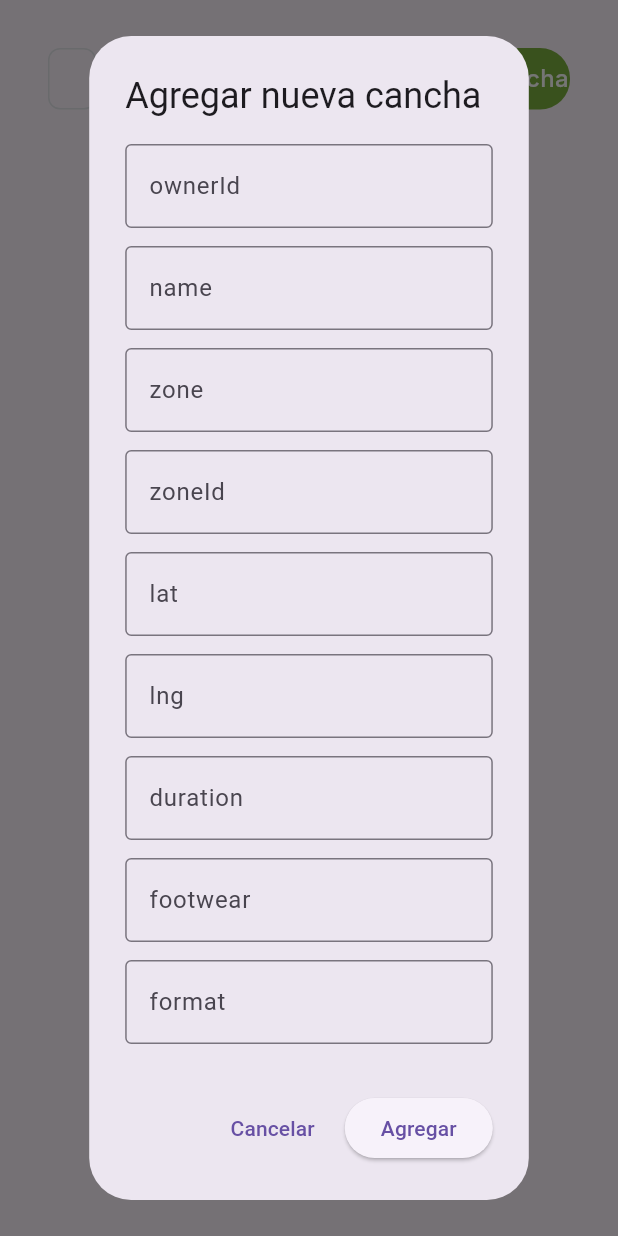
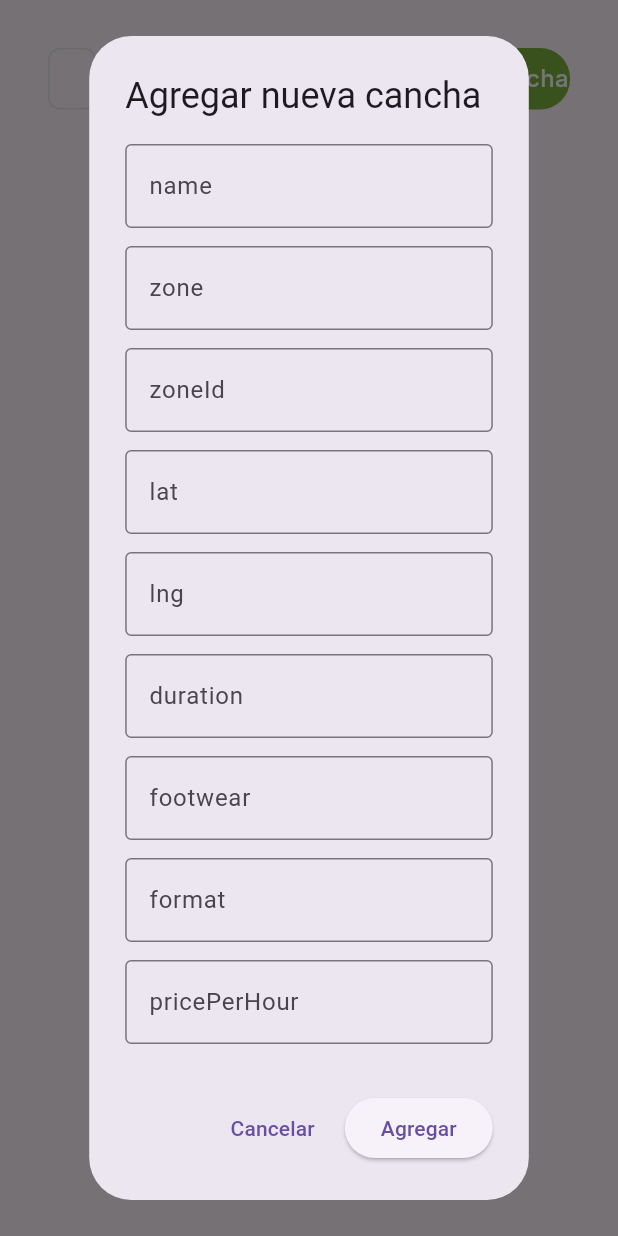
Before and after one commit to luisr0514/TeamUpWeb, a Flutter app: the ManageFieldsPage widget shown alone on an empty page, opened directly, after a tap on "Agregar cancha", on a phone screen of 412 x 824 dp. Run offline on Flutter 3.47's test engine with Material 3 defaults, Android fonts, the light colour scheme and no system bars; our stand-ins replace cloud_firestore, firebase_auth, firebase_core, shared_preferences; accounts and stored records are empty; network calls fail; Roboto replaces fonts that are missing (Inter).

Commit message:
Verificación

```diff
--- a/lib/widget_home_page/manage_fields_page.dart
+++ b/lib/widget_home_page/manage_fields_page.dart
@@ -1,5 +1,6 @@
 import 'package:cloud_firestore/cloud_firestore.dart';
 import 'package:flutter/material.dart';
+import 'package:firebase_auth/firebase_auth.dart';
 
 class ManageFieldsPage extends StatefulWidget {
   const ManageFieldsPage({Key? key}) : super(key: key);
@@ -11,15 +12,26 @@ class ManageFieldsPage extends StatefulWidget {
 class _ManageFieldsPageState extends State<ManageFieldsPage> {
   final TextEditingController _searchController = TextEditingController();
   String _searchText = '';
+  String _currentUserId = '';
 
   @override
   void initState() {
     super.initState();
+    _getCurrentUserId();
     _searchController.addListener(() {
       setState(() {
         _searchText = _searchController.text.toLowerCase();
       });
     });
+  }
+
+  void _getCurrentUserId() {
+    final user = FirebaseAuth.instance.currentUser;
+    if (user != null) {
+      setState(() {
+        _currentUserId = user.uid;
+      });
+    }
   }
 
   @override
@@ -134,6 +146,10 @@ class _ManageFieldsPageState extends State<ManageFieldsPage> {
   }
 
   Widget _buildFieldsList() {
+    if (_currentUserId.isEmpty) {
+      return const Center(child: Text('Cargando información del usuario...'));
+    }
+
     return StreamBuilder<QuerySnapshot>(
       stream: FirebaseFirestore.instance.collection('fields').snapshots(),
       builder: (context, snapshot) {
@@ -141,7 +157,6 @@ class _ManageFieldsPageState extends State<ManageFieldsPage> {
           return const Center(child: CircularProgressIndicator());
         }
         if (snapshot.hasError) {
-          // Para depuración, es útil imprimir el error real
           print(snapshot.error);
           return const Center(child: Text('Error al cargar canchas'));
         }
@@ -150,9 +165,15 @@ class _ManageFieldsPageState extends State<ManageFieldsPage> {
         }
 
         final filteredFields = snapshot.data!.docs.where((field) {
-          final name = (field.data() as Map<String, dynamic>)['name']?.toString().toLowerCase() ?? '';
-          return name.contains(_searchText);
+          final data = field.data() as Map<String, dynamic>;
+          final ownerId = data['ownerId']?.toString() ?? '';
+          final name = data['name']?.toString().toLowerCase() ?? '';
+          return ownerId == _currentUserId && name.contains(_searchText);
         }).toList();
+
+        if (filteredFields.isEmpty) {
+          return const Center(child: Text('No se encontraron canchas'));
+        }
 
         return ListView.builder(
           itemCount: filteredFields.length,
@@ -209,12 +230,8 @@ class _ManageFieldsPageState extends State<ManageFieldsPage> {
             Text('Tipo de cancha: ${fieldData['type'] ?? 'Sin tipo'}'),
             Text('Tipo de superficie: ${fieldData['surfaceType'] ?? 'Sin tipo superficie'}'),
             Text('Precio por hora: \$${(fieldData['pricePerHour'] ?? 0).toStringAsFixed(2)}'),
-
-            // ===== CORRECCIÓN APLICADA AQUÍ =====
             Text('Verificada: ${(fieldData['isVerified'] ?? false) ? "Sí" : "No"}'),
             Text('Activa: ${(fieldData['isActive'] ?? false) ? "Sí" : "No"}'),
-            // =====================================
-
             const SizedBox(height: 8),
             Row(
               mainAxisAlignment: MainAxisAlignment.end,
@@ -225,7 +242,13 @@ class _ManageFieldsPageState extends State<ManageFieldsPage> {
                 ),
                 TextButton(
                   onPressed: () {
-                    FirebaseFirestore.instance.collection('fields').doc(docId).delete();
+                    if (fieldData['ownerId'] == _currentUserId) {
+                      FirebaseFirestore.instance.collection('fields').doc(docId).delete();
+                    } else {
+                      ScaffoldMessenger.of(context).showSnackBar(
+                        SnackBar(content: Text('No tienes permiso para eliminar esta cancha')),
+                      );
+                    }
                   },
                   child: const Text('ELIMINAR', style: TextStyle(color: Colors.red)),
                 ),
@@ -237,29 +260,25 @@ class _ManageFieldsPageState extends State<ManageFieldsPage> {
     ];
   }
 
-
   void _showAddFieldDialog(BuildContext context) {
     final _formKey = GlobalKey<FormState>();
     final controllers = {
-      // Campos originales
-      'ownerId': TextEditingController(),
       'name': TextEditingController(),
-      'zone': TextEditingController(), // Original
-      'zoneId': TextEditingController(), // Nuevo
+      'zone': TextEditingController(),
+      'zoneId': TextEditingController(),
       'lat': TextEditingController(),
       'lng': TextEditingController(),
       'duration': TextEditingController(),
       'footwear': TextEditingController(),
       'format': TextEditingController(),
       'pricePerHour': TextEditingController(),
-      'photoUrl': TextEditingController(), // Original
+      'photoUrl': TextEditingController(),
       'contact': TextEditingController(),
       'description': TextEditingController(),
       'discountPercentage': TextEditingController(),
       'hasDiscount': TextEditingController(),
       'availability': TextEditingController(),
       'minPlayersToBook': TextEditingController(),
-      // Nuevos campos
       'type': TextEditingController(),
       'surfaceType': TextEditingController(),
     };
@@ -307,9 +326,7 @@ class _ManageFieldsPageState extends State<ManageFieldsPage> {
               onPressed: () {
                 if (_formKey.currentState?.validate() ?? false) {
                   final newField = {
-                    'fieldId': '', // Se actualizará después
-                    // Campos originales
-                    'ownerId': controllers['ownerId']!.text.trim(),
+                    'ownerId': _currentUserId,
                     'name': controllers['name']!.text.trim(),
                     'zone': controllers['zone']!.text.trim(),
                     'zoneId': controllers['zoneId']!.text.trim(),
@@ -328,10 +345,8 @@ class _ManageFieldsPageState extends State<ManageFieldsPage> {
                         ? controllers['availability']!.text.trim().split(',')
                         : [],
                     'minPlayersToBook': int.tryParse(controllers['minPlayersToBook']!.text.trim()) ?? 1,
-                    // Nuevos campos
                     'type': controllers['type']!.text.trim(),
                     'surfaceType': controllers['surfaceType']!.text.trim(),
-                    // Checkboxes
                     'isVerified': isVerified,
                     'isActive': isActive,
                     'createdAt': Timestamp.now(),
@@ -350,10 +365,17 @@ class _ManageFieldsPageState extends State<ManageFieldsPage> {
       ),
     );
   }
+
   void _showEditFieldDialog(BuildContext context, Map<String, dynamic> fieldData, String docId) {
+    if (fieldData['ownerId'] != _currentUserId) {
+      ScaffoldMessenger.of(context).showSnackBar(
+        SnackBar(content: Text('No tienes permiso para editar esta cancha')),
+      );
+      return;
+    }
+
     final _formKey = GlobalKey<FormState>();
     final controllers = {
-      'ownerId': TextEditingController(text: fieldData['ownerId']),
       'name': TextEditingController(text: fieldData['name']),
       'zoneId': TextEditingController(text: fieldData['zoneId']),
       'lat': TextEditingController(text: fieldData['lat']?.toString()),
@@ -403,7 +425,6 @@ class _ManageFieldsPageState extends State<ManageFieldsPage> {
               onPressed: () async {
                 if (_formKey.currentState?.validate() ?? false) {
                   final updatedField = {
-                    'ownerId': controllers['ownerId']!.text.trim(),
                     'name': controllers['name']!.text.trim(),
                     'zoneId': controllers['zoneId']!.text.trim(),
                     'lat': double.tryParse(controllers['lat']!.text.trim()) ?? 0.0,
```
